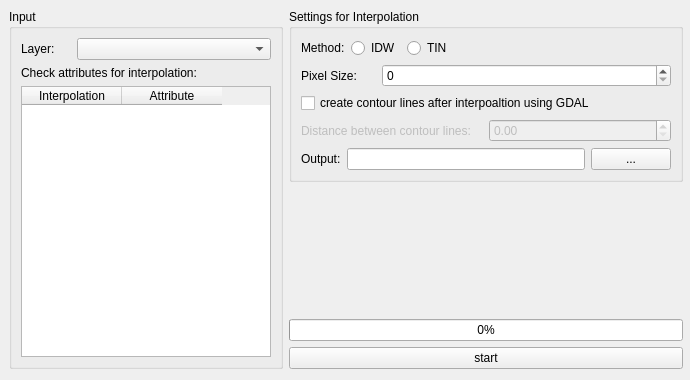
The window that src/BatchInterpolation/batch_interpolation_dialog_base.ui (jagodki/Batch-Interpolation) describes before a commit, drawn with Qt 5.
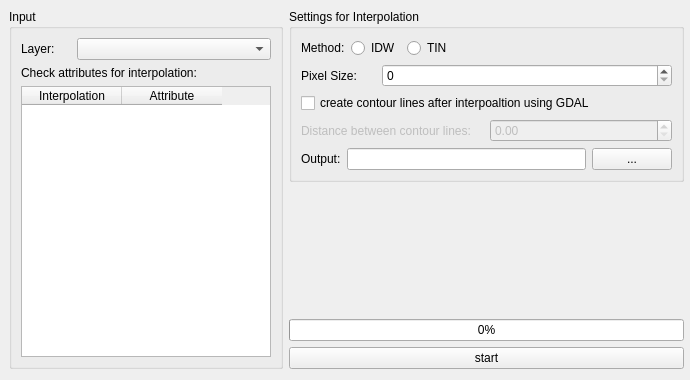
The same window after the commit.

Commit message: fix interpolation and maximum number of spin boxes

Diff of the .ui file:
```diff
--- a/src/BatchInterpolation/batch_interpolation_dialog_base.ui
+++ b/src/BatchInterpolation/batch_interpolation_dialog_base.ui
@@ -18,7 +18,7 @@
     <rect>
      <x>9</x>
      <y>9</y>
-     <width>674</width>
+     <width>675</width>
      <height>360</height>
     </rect>
    </property>
@@ -188,7 +188,11 @@
               </widget>
              </item>
              <item>
-              <widget class="QSpinBox" name="spinBox_pixelSize"/>
+              <widget class="QSpinBox" name="spinBox_pixelSize">
+               <property name="maximum">
+                <number>1000000000</number>
+               </property>
+              </widget>
              </item>
             </layout>
            </item>
@@ -220,6 +224,9 @@
                <property name="enabled">
                 <bool>false</bool>
                </property>
+               <property name="maximum">
+                <double>10000000000000.000000000000000</double>
+               </property>
               </widget>
              </item>
             </layout>
```
The commit also changes 2 other files.
